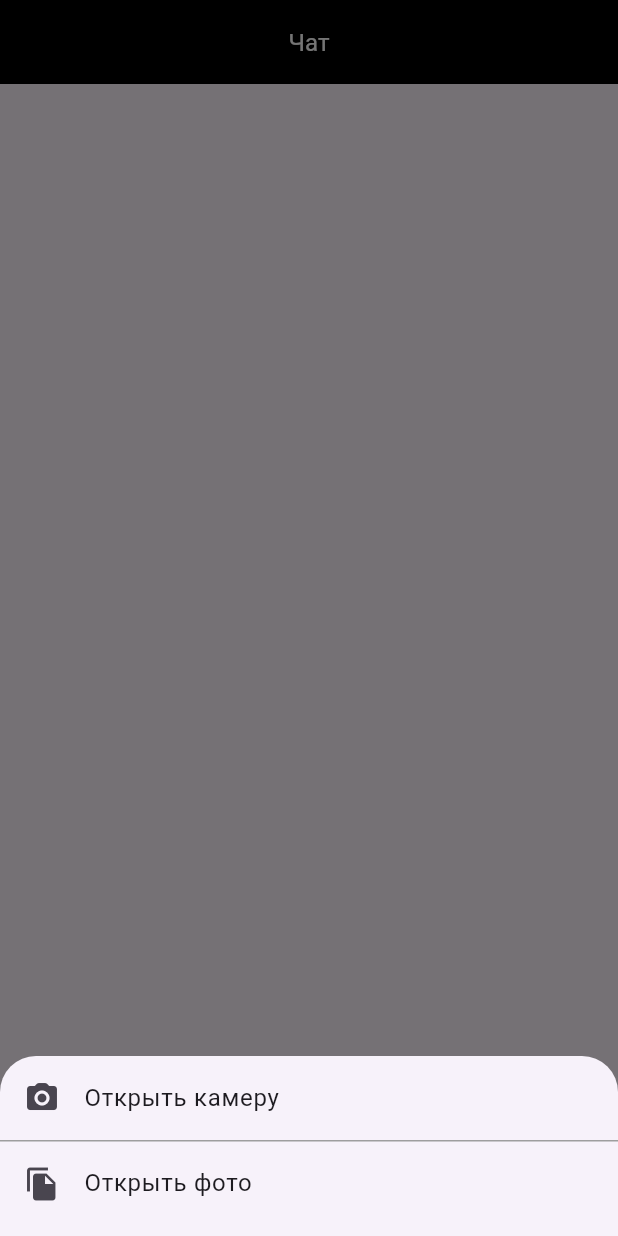
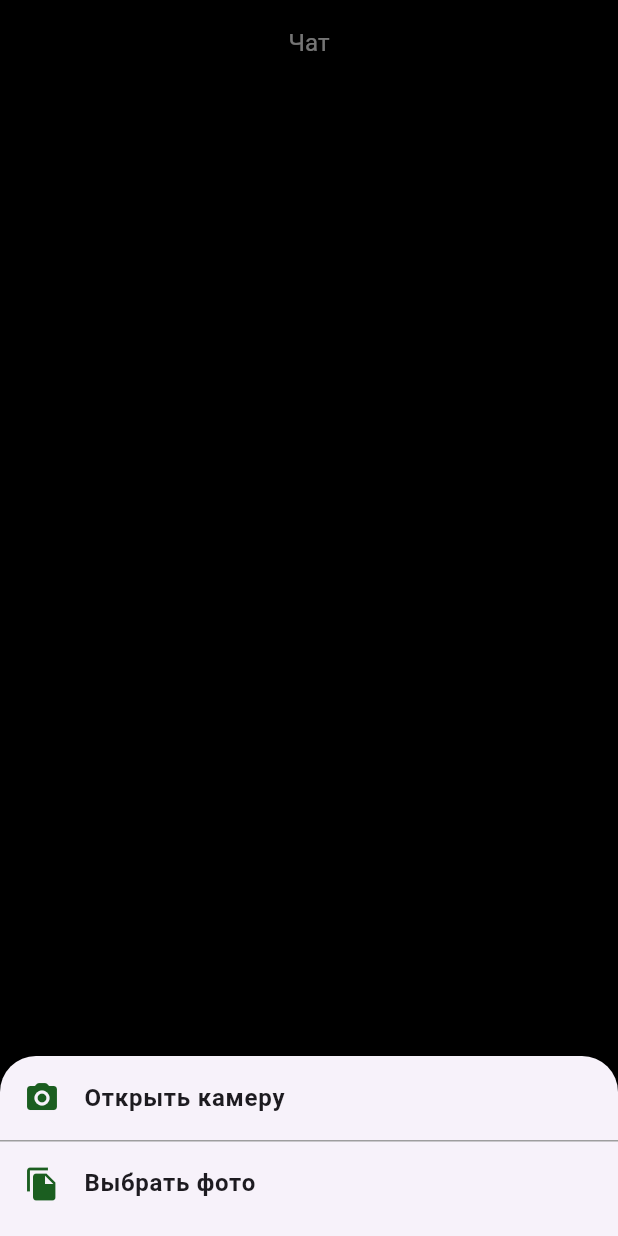
Before and after one commit to zhkhnn/openAi, a Flutter app: the screen it shows after launch, after a tap on the "camera alt" icon, on a phone screen of 412 x 824 dp. Run offline on Flutter 3.47's test engine with Material 3 defaults, Android fonts, the phone set to English and light mode, and no system bars; our stand-ins replace animated_text_kit, another_flushbar, file_picker, flutter_bloc, freezed_annotation, get_it and 2 more; missing offline and left inert: chat_gpt_sdk.

```diff
--- a/lib/bloc/open_ai_event.dart
+++ b/lib/bloc/open_ai_event.dart
@@ -12,12 +12,6 @@ class OpenAiRequestChanged extends OpenAiEvent {
   final String request;
 
   OpenAiRequestChanged(this.request);
-}
-
-class OpenAiMediaUploaded extends OpenAiEvent {
-  final String filePath;
-
-  OpenAiMediaUploaded(this.filePath);
 }
 
 class OpenAiRequestSubmitted extends OpenAiEvent {
--- a/lib/main.dart
+++ b/lib/main.dart
@@ -1,6 +1,6 @@
 import 'package:flutter/material.dart';
 import 'package:open_ai/screen/main_screen.dart';
-import '../utils/get_it_instance.dart';
+import 'package:open_ai/utils/set_up_dependencies.dart';
 
 void main() {
   setupDependencies();
--- a/lib/screen/main_screen.dart
+++ b/lib/screen/main_screen.dart
@@ -1,3 +1,5 @@
+import 'dart:io';
+
 import 'package:another_flushbar/flushbar.dart';
 import 'package:flutter/material.dart';
 import 'package:flutter_bloc/flutter_bloc.dart';
@@ -36,9 +38,8 @@ class _MainScreenState extends State<MainScreen> {
       create: (context) => context.di<OpenAiBloc>(),
       child: MaterialApp(
         home: SafeArea(
-          child: Directionality(
-            textDirection: TextDirection.ltr,
           child: Scaffold(
+            backgroundColor: Colors.black,
             appBar: AppBar(
               backgroundColor: Colors.black,
               title: const Center(
@@ -89,6 +90,7 @@ class _MainScreenState extends State<MainScreen> {
                               ),
                               child: Row(
                                 mainAxisAlignment: MainAxisAlignment.start,
+                                crossAxisAlignment: CrossAxisAlignment.start,
                                 children: [
                                   isUserMessage
                                       ? const Icon(Icons.person)
@@ -97,18 +99,21 @@ class _MainScreenState extends State<MainScreen> {
                                     width: 8,
                                   ),
                                   if (message.mediaUrl.isNotEmpty)
-                                      Image.network(
-                                        message
-                                            .mediaUrl, // Display the image from the URL
+                                    Image.file(
+                                      File(message.mediaUrl),
                                       width: 150,
-                                        height: 150,
+                                      height: 200,
                                       fit: BoxFit.cover,
                                     ),
                                   if (isUserMessage)
-                                      SelectableText(
+                                    Expanded(
+                                      child: Text(
                                         message.text,
                                         style: const TextStyle(
                                           color: Colors.black,
+                                        ),
+                                        maxLines: null,
+                                        softWrap: true,
                                       ),
                                     )
                                   else
@@ -120,8 +125,8 @@ class _MainScreenState extends State<MainScreen> {
                                             fontSize: 14.0,
                                             color: Colors.black,
                                           ),
-                                            speed: const Duration(
-                                                milliseconds: 50),
+                                          speed:
+                                              const Duration(milliseconds: 50),
                                         ),
                                       ],
                                       isRepeatingAnimation: false,
@@ -153,7 +158,25 @@ class _MainScreenState extends State<MainScreen> {
                                         OpenAiRequestChanged(text),
                                       );
                                 },
-                                  decoration: const InputDecoration(
+                                minLines: 1,
+                                maxLines: 8,
+                                decoration: InputDecoration(
+                                  suffixIconColor: Colors.green[900],
+                                  suffixIcon: isSentButtonVisible
+                                      ? IconButton(
+                                          icon: const Icon(Icons.send),
+                                          onPressed: () {
+                                            if (_textController
+                                                .text.isNotEmpty) {
+                                              context.read<OpenAiBloc>().add(
+                                                    OpenAiRequestSubmitted(
+                                                        _textController.text),
+                                                  );
+                                              _textController.clear();
+                                            }
+                                          },
+                                        )
+                                      : null,
                                   border: InputBorder.none,
                                   hintText: 'Введите текст..',
                                   floatingLabelBehavior:
@@ -161,15 +184,15 @@ class _MainScreenState extends State<MainScreen> {
                                   isCollapsed: true,
                                   labelText: 'Введите текст..',
                                   alignLabelWithHint: true,
-                                    labelStyle: TextStyle(
+                                  labelStyle: const TextStyle(
                                     fontWeight: FontWeight.w400,
                                     fontSize: 14,
                                   ),
-                                    contentPadding: EdgeInsets.symmetric(
+                                  contentPadding: const EdgeInsets.symmetric(
                                     horizontal: 16,
                                     vertical: 8,
                                   ),
-                                    hintStyle: TextStyle(
+                                  hintStyle: const TextStyle(
                                     fontWeight: FontWeight.w400,
                                     fontSize: 14,
                                   ),
@@ -187,6 +210,13 @@ class _MainScreenState extends State<MainScreen> {
                               style: ElevatedButton.styleFrom(
                                 padding: EdgeInsets.zero,
                                 alignment: Alignment.center,
+                                iconColor: Colors.green[900],
+                                backgroundColor: Colors.grey,
+                                shape: const RoundedRectangleBorder(
+                                  borderRadius: BorderRadius.all(
+                                    Radius.circular(12),
+                                  ),
+                                ),
                               ),
                               onPressed: () {
                                 showModalBottomSheet(
@@ -196,14 +226,16 @@ class _MainScreenState extends State<MainScreen> {
                                       height: 120,
                                       child: MediaPopUp(
                                         onCamera: () {
-                                            context
-                                                .read<OpenAiBloc>()
-                                                .add(OpenAiCameraOpened());
+                                          context.read<OpenAiBloc>().add(
+                                                OpenAiCameraOpened(),
+                                              );
+                                          Navigator.pop(context);
                                         },
                                         onFiles: () {
-                                            context
-                                                .read<OpenAiBloc>()
-                                                .add(OpenAiMediaSelected());
+                                          context.read<OpenAiBloc>().add(
+                                                OpenAiMediaSelected(),
+                                              );
+                                          Navigator.pop(context);
                                         },
                                       ),
                                     );
@@ -216,32 +248,10 @@ class _MainScreenState extends State<MainScreen> {
                                   ),
                                 );
                               },
-                                child: const Icon(Icons.camera_alt_rounded),
+                              child: Icon(
+                                Icons.camera_alt_rounded,
+                                color: Colors.green[900],
                               ),
-                            ),
-                            const SizedBox(
-                              width: 12,
-                            ),
-                            if (isSentButtonVisible)
-                              SizedBox(
-                                height: 40,
-                                width: 40,
-                                child: ElevatedButton(
-                                  style: ElevatedButton.styleFrom(
-                                    padding: EdgeInsets.zero,
-                                    alignment: Alignment.center,
-                                  ),
-                                  onPressed: () {
-                                    if (_textController.text.isNotEmpty) {
-                                      context.read<OpenAiBloc>().add(
-                                            OpenAiRequestSubmitted(
-                                                _textController.text),
-                                          );
-                                      _textController.clear();
-                                      FocusScope.of(context).unfocus();
-                                    }
-                                  },
-                                  child: const Icon(Icons.arrow_forward),
                             ),
                           ),
                         ],
@@ -254,7 +264,6 @@ class _MainScreenState extends State<MainScreen> {
           ),
         ),
       ),
-      ),
     );
   }
 }
--- a/lib/utils/keys.dart
+++ b/lib/utils/keys.dart
@@ -1,2 +1,2 @@
 const OPEN_API_KEY =
-    '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';
+    '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';
--- a/lib/widgets/media_pop_up.dart
+++ b/lib/widgets/media_pop_up.dart
@@ -20,9 +20,15 @@ class _MediaPopUpState extends State<MediaPopUp> {
       children: [
         GestureDetector(
           onTap: widget.onCamera,
-          child: const ListTile(
-            title: Text('Открыть камеру'),
-            leading: Icon(Icons.camera_alt_rounded),
+          child: ListTile(
+            title: const Text(
+              'Открыть камеру',
+              style: TextStyle(fontWeight: FontWeight.w700),
+            ),
+            leading: Icon(
+              Icons.camera_alt_rounded,
+              color: Colors.green[900],
+            ),
           ),
         ),
         const Divider(
@@ -31,9 +37,15 @@ class _MediaPopUpState extends State<MediaPopUp> {
         ),
         GestureDetector(
           onTap: widget.onFiles,
-          child: const ListTile(
-            title: Text('Открыть фото'),
-            leading: Icon(Icons.file_copy),
+          child: ListTile(
+            title: const Text(
+              'Выбрать фото',
+              style: TextStyle(fontWeight: FontWeight.w700),
+            ),
+            leading: Icon(
+              Icons.file_copy,
+              color: Colors.green[900],
+            ),
           ),
         ),
       ],
--- a/pubspec.yaml
+++ b/pubspec.yaml
@@ -46,6 +46,7 @@ dependencies:
   image_picker: ^1.1.2
   another_flushbar: ^1.12.30
   animated_text_kit: ^4.2.2
+  http: ^1.2.2
 
 dev_dependencies:
   flutter_test:
```
Also changed, not shown: lib/bloc/open_ai_bloc.dart (+23 -40 lines), lib/domain/open_ai_repository.dart (+24 -3 lines), lib/utils/get_it_instance.dart (+0 -9 lines), lib/utils/set_up_dependencies.dart (added, +10 -0 lines), pubspec.lock. Lines whose indentation alone changed are shown as unchanged.
